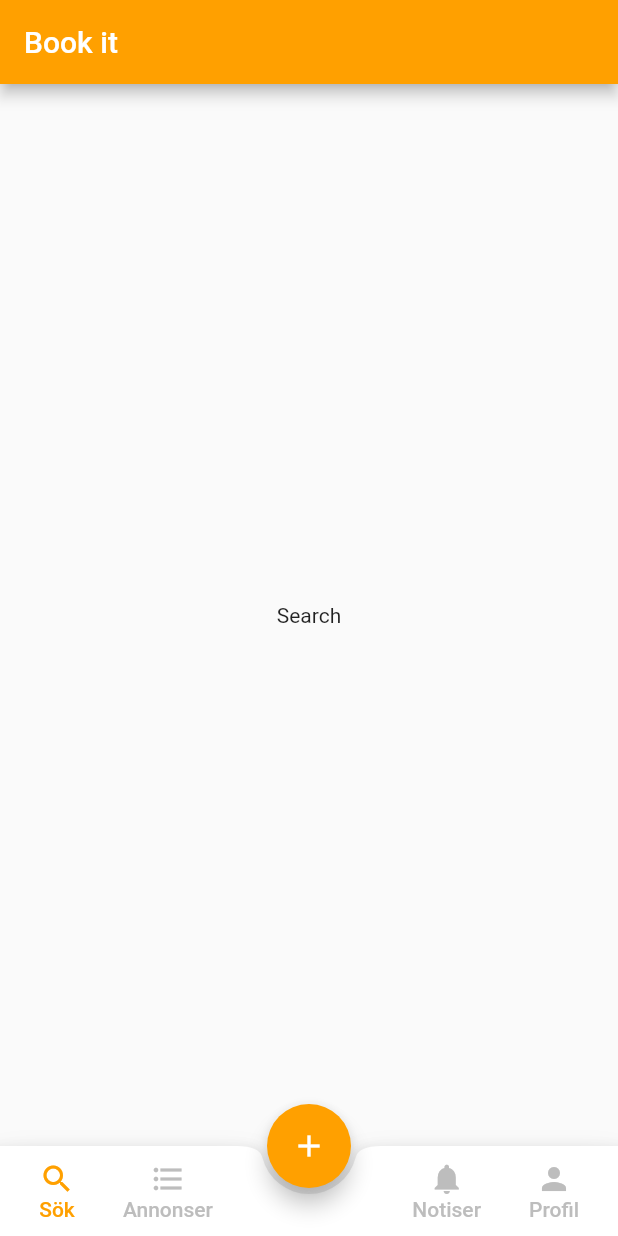
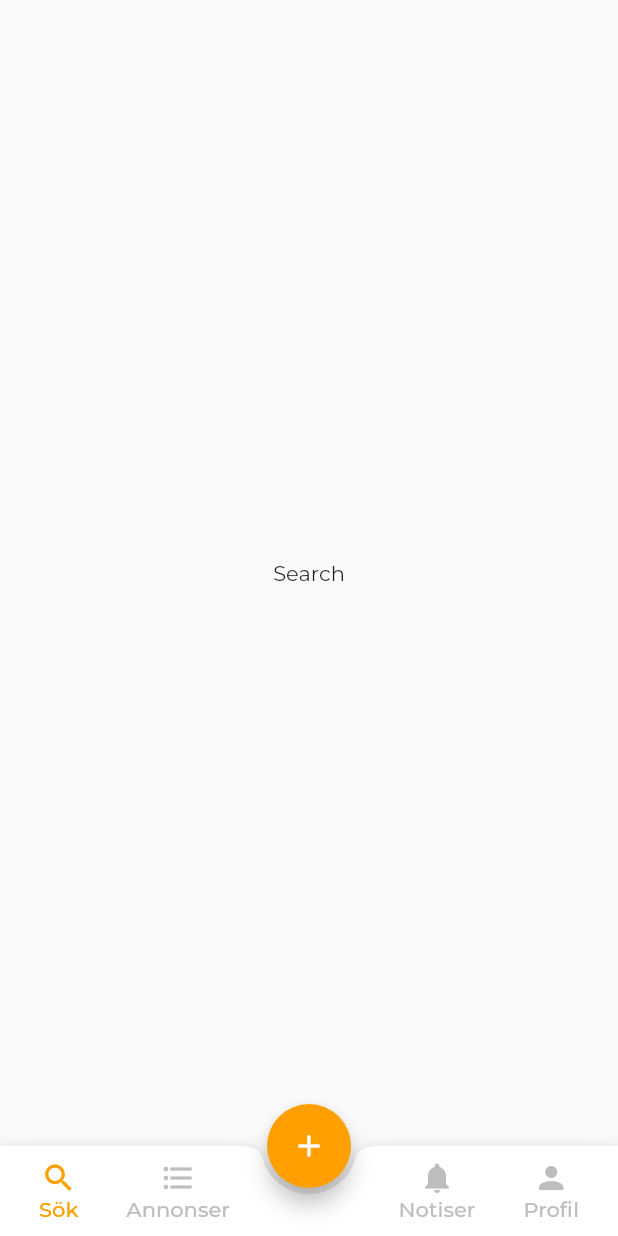
Before and after one commit to blomqvistandreas/BookIt, a Flutter app: the screen it shows after launch, on a phone screen of 412 x 824 dp. Run offline on Flutter 3.47's test engine with Material 2 defaults, Android fonts, the phone set to English and light mode, and no system bars; our stand-ins replace google_fonts.

Commit message:
Global Theme & Font

```diff
--- a/lib/main.dart
+++ b/lib/main.dart
@@ -2,8 +2,7 @@ import 'package:bookit_app/screens/home.dart';
 import 'package:flutter/material.dart' hide Colors;
 import 'package:flutter/services.dart';
 import 'package:bookit_app/styles/colors.dart';
-
-//TODO: Montserrat
+import 'package:google_fonts/google_fonts.dart';
 
 void main() => runApp(MyApp());
 
@@ -15,14 +14,41 @@ class MyApp extends StatefulWidget {
 class _MyAppState extends State<MyApp> {
   @override
   Widget build(BuildContext context) {
+    /*SystemChrome.setPreferredOrientations(
+      [DeviceOrientation.portraitUp, DeviceOrientation.portraitDown],
+    );*/
+
+    SystemChrome.setSystemUIOverlayStyle(
+      SystemUiOverlayStyle(
+        statusBarColor: Colors.primary,
+        statusBarIconBrightness: Brightness.dark,
+        systemNavigationBarColor: Colors.transparent,
+        systemNavigationBarIconBrightness: Brightness.dark,
+      ),
+    );
+
     return MaterialApp(
       debugShowCheckedModeBanner: false,
       title: 'BookIt',
-      //theme: ThemeData(primarySwatch: Colors.blue),
+      theme: buildThemeData(context),
       home: Scaffold(
-        appBar: AppBar(title: Text('Book it'), backgroundColor: Colors.primary),
+        /*appBar: AppBar(
+          title: Text('BookIt', style: Theme.of(context).textTheme.headline),
+          brightness: Theme.of(context).brightness,
+        ),*/
         body: Routes(),
       ),
     );
   }
+
+  ThemeData buildThemeData(BuildContext context) {
+    final textTheme = Theme.of(context).textTheme;
+    return ThemeData(
+      textTheme: GoogleFonts.montserratTextTheme(textTheme),
+      primaryColor: Colors.primary,
+      //brightness: Brightness.light,
+      floatingActionButtonTheme:
+          FloatingActionButtonThemeData(backgroundColor: Colors.primary),
+    );
+  }
 }
--- a/lib/screens/home.dart
+++ b/lib/screens/home.dart
@@ -42,7 +42,6 @@ class _RoutesState extends State<Routes> {
   FloatingActionButton buildFloatingActionButton() {
     return FloatingActionButton(
       child: Icon(Icons.add),
-      backgroundColor: Colors.primary,
       onPressed: () {
         setState(() {
           currentScreen = CreateAdvert();
@@ -101,13 +100,16 @@ class _RoutesState extends State<Routes> {
         children: [
           Icon(
             icon,
-            color: currentTab == currentTabNum ? Colors.primary : Colors.grey,
+            color: currentTab == currentTabNum
+                ? Theme.of(context).primaryColor
+                : Colors.grey,
           ),
           Text(
             title,
             style: TextStyle(
-                color:
-                    currentTab == currentTabNum ? Colors.primary : Colors.grey),
+                color: currentTab == currentTabNum
+                    ? Theme.of(context).primaryColor
+                    : Colors.grey),
           )
         ],
       ),
--- a/lib/styles/colors.dart
+++ b/lib/styles/colors.dart
@@ -4,5 +4,7 @@ class Colors {
   static const Color transparent = const Color(0x000000);
   static const Color primary = const Color(0xffFFA000);
   static const Color secondary = const Color(0xffFFC107);
+  static const Color black = const Color(0xff000000);
+  static const Color white = const Color(0xffFFFFFF);
   static const Color grey = const Color(0xffBDBDBD);
 }
--- a/pubspec.yaml
+++ b/pubspec.yaml
@@ -28,6 +28,7 @@ dependencies:
   # The following adds the Cupertino Icons font to your application.
   # Use with the CupertinoIcons class for iOS style icons.
   cupertino_icons: ^0.1.3
+  google_fonts: ^1.1.0
 
 dev_dependencies:
   flutter_test:
```
Also changed, not shown: pubspec.lock, 4 other files.
